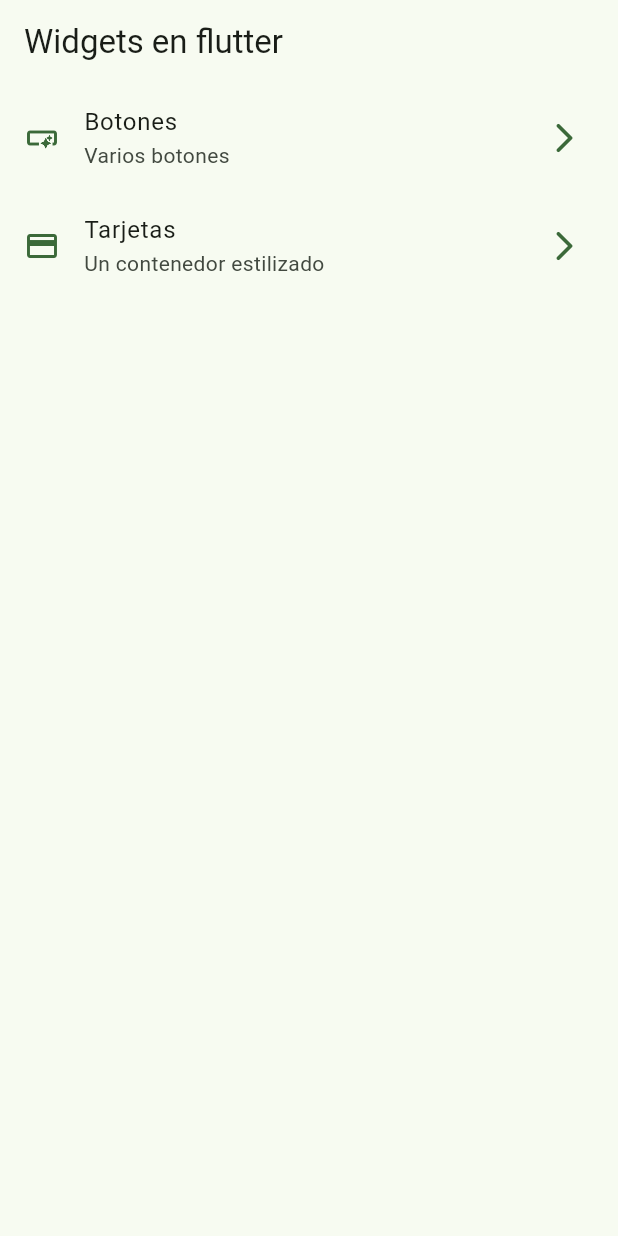
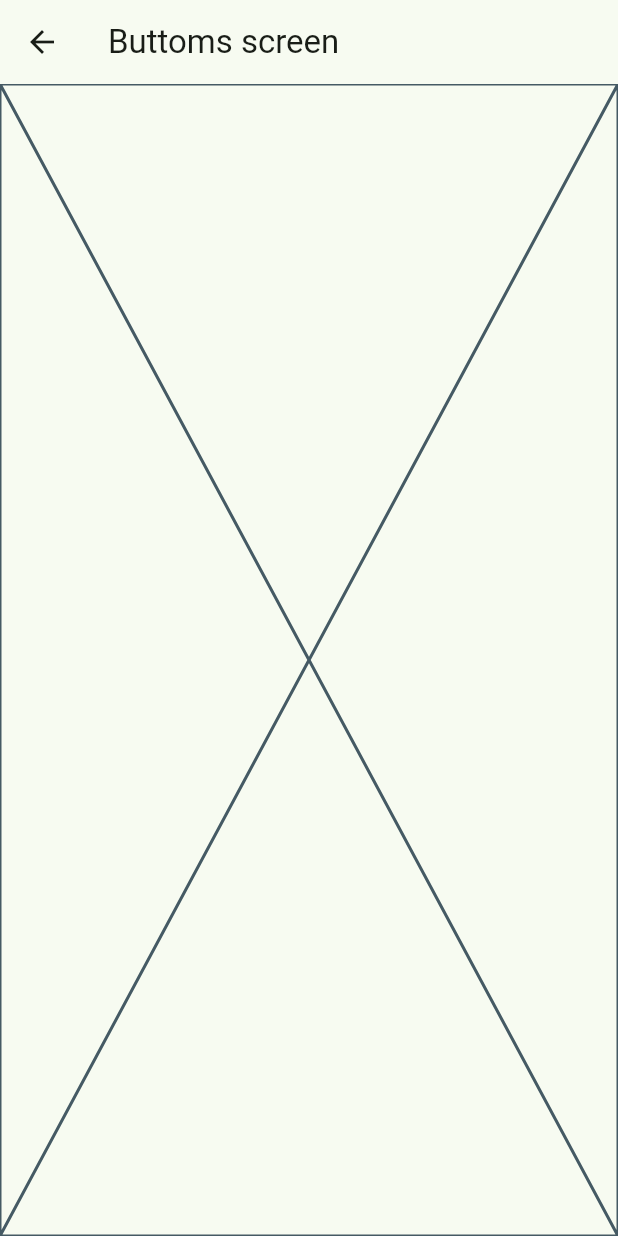
Before and after one commit to Josediazh/widgets_app, a Flutter app: the screen it shows after launch, after a tap on "Botones", on a phone screen of 412 x 824 dp. Run offline on Flutter 3.47's test engine with Material 3 defaults, Android fonts, the phone set to English and light mode, and no system bars; missing offline and left inert: dart:ffi.

Commit message:
rutas basicas configuradas

```diff
--- a/lib/config/menu/menu_items.dart
+++ b/lib/config/menu/menu_items.dart
@@ -17,11 +17,11 @@ const List<MenuItems> menuItems = [
   MenuItems(
       title: "Botones",
       subtitle: "Varios botones",
-      link: "/",
+      link: "/buttoms",
       icon: Icons.smart_button_outlined),
   MenuItems(
       title: "Tarjetas",
       subtitle: "Un contenedor estilizado",
-      link: "/card",
+      link: "/cards",
       icon: Icons.credit_card)
 ];
--- a/lib/main.dart
+++ b/lib/main.dart
@@ -1,5 +1,7 @@
 import 'package:flutter/material.dart';
 import 'package:widgets_app/config/theme/app_theme.dart';
+import 'package:widgets_app/presentations/screens/buttoms/buttoms_screen.dart';
+import 'package:widgets_app/presentations/screens/cards/cards_screen.dart';
 import 'package:widgets_app/presentations/screens/home/home_screen.dart';
 
 void main() {
@@ -12,8 +14,13 @@ class MainApp extends StatelessWidget {
   @override
   Widget build(BuildContext context) {
     return MaterialApp(
-        debugShowCheckedModeBanner: false,
-        theme: AppTheme(selectedColor: 2).getTheme(),
-        home: const HomeScreen());
+      debugShowCheckedModeBanner: false,
+      theme: AppTheme(selectedColor: 2).getTheme(),
+      home: const HomeScreen(),
+      routes: {
+        '/buttoms': (context) => const ButtomsScreen(),
+        '/cards': (context) => const CardsScreen(),
+      },
+    );
   }
 }
--- /dev/null
+++ b/lib/presentations/screens/buttoms/buttoms_screen.dart
@@ -0,0 +1,15 @@
+import 'package:flutter/material.dart';
+
+class ButtomsScreen extends StatelessWidget {
+  const ButtomsScreen({super.key});
+
+  @override
+  Widget build(BuildContext context) {
+    return Scaffold(
+      appBar: AppBar(
+        title: const Text("Buttoms screen"),
+      ),
+      body: const Placeholder(),
+    );
+  }
+}
--- a/lib/presentations/screens/home/home_screen.dart
+++ b/lib/presentations/screens/home/home_screen.dart
@@ -1,5 +1,6 @@
 import 'package:flutter/material.dart';
 import 'package:widgets_app/config/menu/menu_items.dart';
+import 'package:widgets_app/presentations/screens/buttoms/buttoms_screen.dart';
 
 class HomeScreen extends StatelessWidget {
   const HomeScreen({super.key});
@@ -53,7 +54,13 @@ class _CustomListTile extends StatelessWidget {
         Icons.arrow_forward_ios_rounded,
         color: colors.primary,
       ),
-      onTap: () {},
+      onTap: () {
+        /*Navigator.of(context).push(
+          MaterialPageRoute(builder: (context) => const ButtomsScreen()),
+        );*/
+
+        Navigator.pushNamed(context, items.link);
+      },
     );
   }
 }
```
Also changed, not shown: lib/presentations/screens/cards/cards_screen.dart (added, +15 -0 lines).
